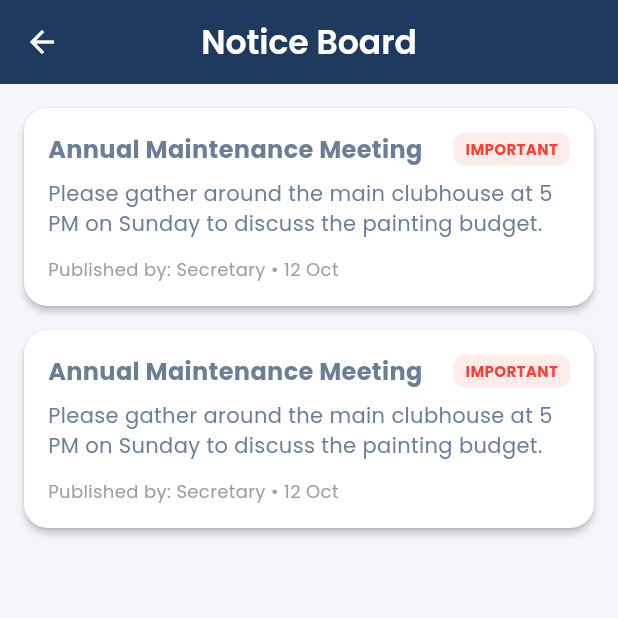
After one commit to ganesh-rajput-07/ResiFlow-app, a Flutter app: the NoticesScreen screen opened directly, on a phone screen of 412 x 824 dp, the top half of it. The commit adds this screen. Run offline on Flutter 3.47's test engine with Material 3 defaults, Android fonts, the phone set to English and light mode, and no system bars; our stand-ins replace flutter_secure_storage, google_fonts, qr_flutter; missing offline and left inert: mobile_scanner; accounts and stored records are empty; network calls fail.

Commit message:
added the communication and authentication pages

```diff
--- /dev/null
+++ b/lib/screens/communication/notices_screen.dart
@@ -0,0 +1,100 @@
+import 'package:flutter/material.dart';
+import 'package:provider/provider.dart';
+import '../../providers/auth_provider.dart';
+import '../../core/theme/app_theme.dart';
+import '../../widgets/custom_button.dart';
+import '../../widgets/custom_text_field.dart';
+
+class NoticesScreen extends StatefulWidget {
+  const NoticesScreen({super.key});
+
+  @override
+  State<NoticesScreen> createState() => _NoticesScreenState();
+}
+
+class _NoticesScreenState extends State<NoticesScreen> {
+  final _titleController = TextEditingController();
+  final _contentController = TextEditingController();
+
+  void _showAddNoticeSheet() {
+    showModalBottomSheet(
+      context: context,
+      isScrollControlled: true,
+      shape: const RoundedRectangleBorder(borderRadius: BorderRadius.vertical(top: Radius.circular(24))),
+      builder: (context) {
+        return Padding(
+          padding: EdgeInsets.only(bottom: MediaQuery.of(context).viewInsets.bottom, left: 24, right: 24, top: 24),
+          child: Column(
+            mainAxisSize: MainAxisSize.min,
+            crossAxisAlignment: CrossAxisAlignment.start,
+            children: [
+              const Text('Create Notice', style: TextStyle(fontSize: 20, fontWeight: FontWeight.bold)),
+              const SizedBox(height: 16),
+              CustomTextField(controller: _titleController, label: 'Notice Title', hint: 'e.g. Water Cut Tomorrow'),
+              const SizedBox(height: 12),
+              CustomTextField(controller: _contentController, label: 'Details', hint: 'Provide notice contents...', maxLines: 4),
+              const SizedBox(height: 24),
+              CustomButton(text: 'Publish Notice', onPressed: () {
+                _titleController.clear();
+                _contentController.clear();
+                Navigator.pop(context);
+                ScaffoldMessenger.of(context).showSnackBar(const SnackBar(content: Text('Notice Broadcasted!')));
+              }),
+              const SizedBox(height: 32),
+            ]
+          ),
+        );
+      }
+    );
+  }
+
+  @override
+  Widget build(BuildContext context) {
+    final user = context.watch<AuthProvider>().user;
+    final isAdmin = user?['role'] == 'admin';
+
+    return Scaffold(
+      appBar: AppBar(title: const Text('Notice Board')),
+      body: ListView.builder(
+        padding: const EdgeInsets.all(16),
+        itemCount: 2,
+        itemBuilder: (context, index) {
+          return Card(
+            margin: const EdgeInsets.only(bottom: 16),
+            child: Padding(
+              padding: const EdgeInsets.all(16),
+              child: Column(
+                crossAxisAlignment: CrossAxisAlignment.start,
+                children: [
+                  Row(
+                    mainAxisAlignment: MainAxisAlignment.spaceBetween,
+                    children: [
+                      const Flexible(
+                        child: Text('Annual Maintenance Meeting', style: TextStyle(fontSize: 16, fontWeight: FontWeight.bold)),
+                      ),
+                      Container(
+                        padding: const EdgeInsets.symmetric(horizontal: 8, vertical: 4),
+                        decoration: BoxDecoration(color: Colors.red.withOpacity(0.1), borderRadius: BorderRadius.circular(8)),
+                        child: const Text('IMPORTANT', style: TextStyle(color: Colors.red, fontSize: 10, fontWeight: FontWeight.bold)),
+                      )
+                    ],
+                  ),
+                  const SizedBox(height: 8),
+                  const Text('Please gather around the main clubhouse at 5 PM on Sunday to discuss the painting budget.'),
+                  const SizedBox(height: 12),
+                  const Text('Published by: Secretary • 12 Oct', style: TextStyle(color: Colors.grey, fontSize: 12)),
+                ],
+              ),
+            ),
+          );
+        },
+      ),
+      floatingActionButton: isAdmin ? FloatingActionButton.extended(
+        onPressed: _showAddNoticeSheet,
+        backgroundColor: AppTheme.primaryColor,
+        icon: const Icon(Icons.campaign, color: Colors.white),
+        label: const Text('New Notice', style: TextStyle(color: Colors.white)),
+      ) : null,
+    );
+  }
+}
```
Also changed, not shown: lib/screens/auth/login_screen.dart (+23 -4 lines), lib/screens/auth/register_screen.dart (added, +114 -0 lines), lib/screens/communication/community_forum_screen.dart (added, +61 -0 lines).
